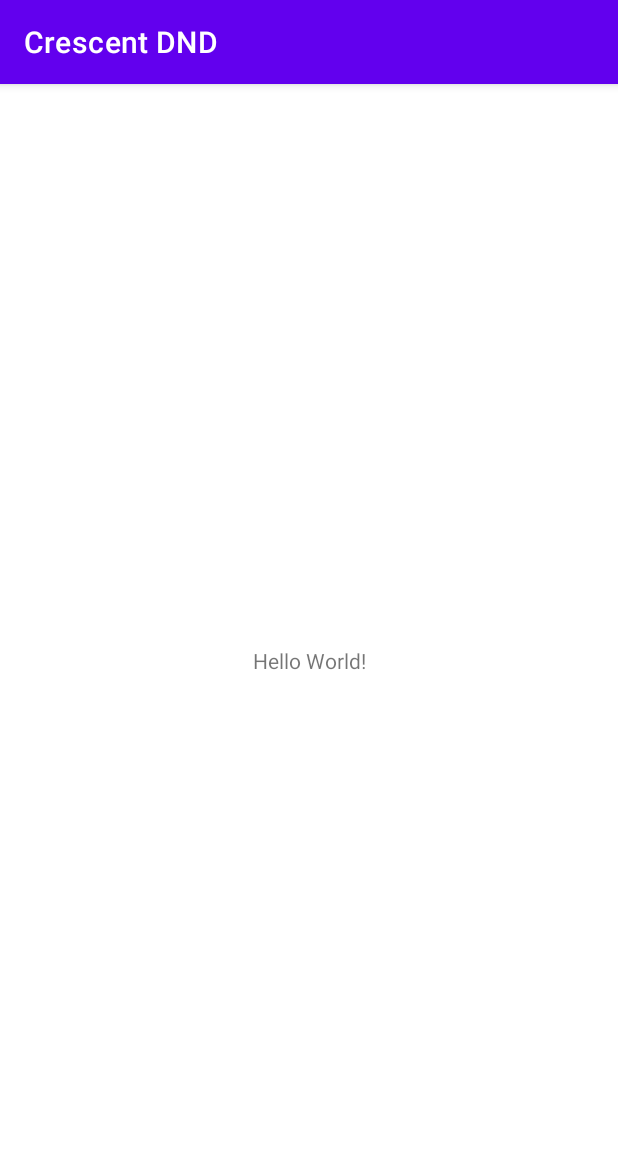
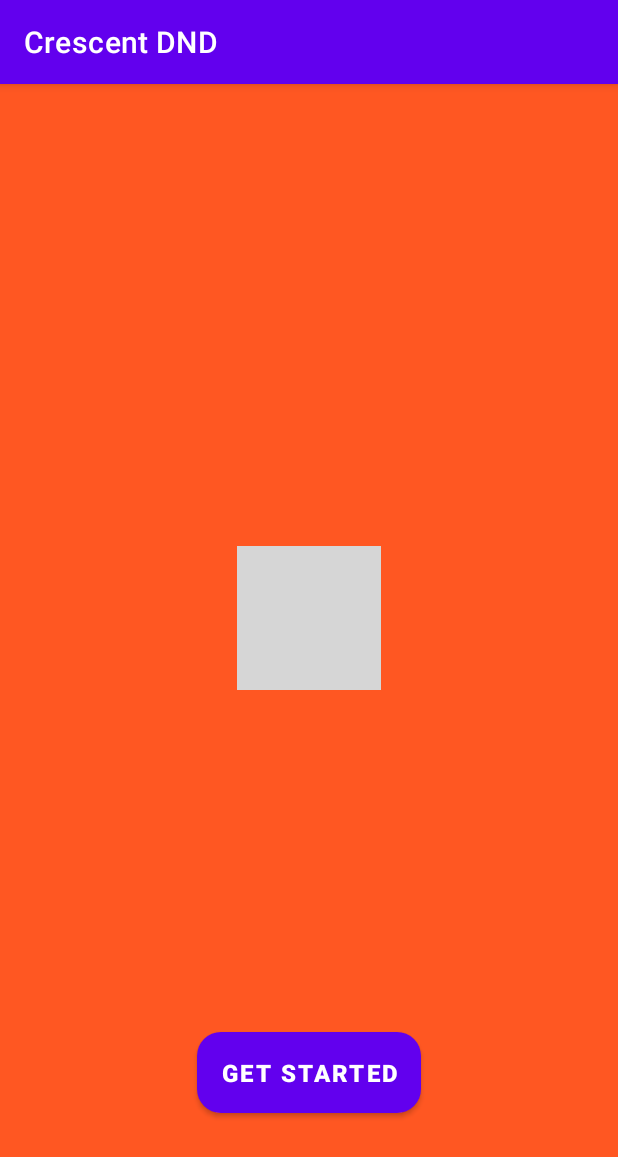
Before and after one commit to gouthams22/serene-dnd, an Android app: the screen it shows after launch (MainActivity), on a phone screen of 412 x 824 dp. Shown: the top 1157 px of the screen. Run offline under Robolectric (Android 15) with nearby library versions, the phone set to English and light mode, and no system bars; grey boxes are pictures that could not be loaded.

Commit message:
+added some colors

```diff
--- a/app/src/main/java/io/github/gouthams22/crescentdnd/MainActivity.kt
+++ b/app/src/main/java/io/github/gouthams22/crescentdnd/MainActivity.kt
@@ -1,11 +1,14 @@
 package io.github.gouthams22.crescentdnd
 
+import android.os.Bundle
 import androidx.appcompat.app.AppCompatActivity
-import android.os.Bundle
+import androidx.core.view.WindowCompat
 
 class MainActivity : AppCompatActivity() {
     override fun onCreate(savedInstanceState: Bundle?) {
         super.onCreate(savedInstanceState)
         setContentView(R.layout.activity_main)
+        WindowCompat.setDecorFitsSystemWindows(window, false)
+
     }
 }
--- a/app/src/main/res/layout/activity_main.xml
+++ b/app/src/main/res/layout/activity_main.xml
@@ -4,15 +4,33 @@
     xmlns:tools="http://schemas.android.com/tools"
     android:layout_width="match_parent"
     android:layout_height="match_parent"
+    android:background="@color/deep_orange_500"
     tools:context=".MainActivity">
 
-    <TextView
+    <ImageView
         android:layout_width="wrap_content"
         android:layout_height="wrap_content"
-        android:text="Hello World!"
+        app:layout_constraintTop_toTopOf="parent"
+        android:src="@drawable/ic_launcher_playstore"
+        android:scaleType="fitCenter"
+        app:layout_constraintBottom_toBottomOf="parent"
+        app:layout_constraintStart_toStartOf="parent"
+        app:layout_constraintEnd_toEndOf="parent"
+        android:contentDescription="@string/app_logo" />
+
+    <com.google.android.material.button.MaterialButton
+        android:id="@+id/btn_get_started"
+        android:layout_width="wrap_content"
+        android:layout_height="wrap_content"
         app:layout_constraintBottom_toBottomOf="parent"
         app:layout_constraintEnd_toEndOf="parent"
         app:layout_constraintStart_toStartOf="parent"
-        app:layout_constraintTop_toTopOf="parent" />
+        app:layout_constraintTop_toTopOf="parent"
+        android:text="@string/get_started"
+        android:textSize="@dimen/text_size_16"
+        android:padding="16dp"
+        android:textStyle="bold"
+        app:cornerRadius="16dp"
+        app:layout_constraintVertical_bias="0.9" />
 
 </androidx.constraintlayout.widget.ConstraintLayout>
--- a/app/src/main/res/values-night/themes.xml
+++ b/app/src/main/res/values-night/themes.xml
@@ -1,16 +1,17 @@
-<resources xmlns:tools="http://schemas.android.com/tools">
+<resources>
     <!-- Base application theme. -->
-    <style name="Theme.CrescentDND" parent="Theme.MaterialComponents.DayNight.DarkActionBar">
+    <style name="Theme.CrescentDND" parent="Theme.MaterialComponents.DayNight.NoActionBar">
         <!-- Primary brand color. -->
-        <item name="colorPrimary">@color/purple_200</item>
-        <item name="colorPrimaryVariant">@color/purple_700</item>
+        <item name="colorPrimary">@color/cyan_300</item>
+        <item name="colorPrimaryVariant">@color/deep_orange_dark</item>
         <item name="colorOnPrimary">@color/black</item>
         <!-- Secondary brand color. -->
         <item name="colorSecondary">@color/teal_200</item>
         <item name="colorSecondaryVariant">@color/teal_200</item>
         <item name="colorOnSecondary">@color/black</item>
         <!-- Status bar color. -->
-        <item name="android:statusBarColor">?attr/colorPrimaryVariant</item>
+        <item name="android:statusBarColor">@android:color/transparent</item>
         <!-- Customize your theme here. -->
+        <item name="android:navigationBarColor">@android:color/transparent</item>
     </style>
 </resources>
--- a/app/src/main/res/values/colors.xml
+++ b/app/src/main/res/values/colors.xml
@@ -7,4 +7,11 @@
     <color name="teal_700">#FF018786</color>
     <color name="black">#FF000000</color>
     <color name="white">#FFFFFFFF</color>
+    <color name="deep_orange_500">#FF5722</color>
+    <color name="deep_orange_700">#e64a19</color>
+    <color name="deep_orange_light">#ff7d47</color>
+    <color name="deep_orange_dark">#ac0800</color>
+    <color name="cyan_300">#4dd0e1</color>
+    <color name="cyan_light">#88ffff</color>
+    <color name="cyan_dark">#009faf</color>
 </resources>
--- /dev/null
+++ b/app/src/main/res/values/dimens.xml
@@ -0,0 +1,4 @@
+<?xml version="1.0" encoding="utf-8"?>
+<resources>
+    <dimen name="text_size_16">16sp</dimen>
+</resources>
--- a/app/src/main/res/values/strings.xml
+++ b/app/src/main/res/values/strings.xml
@@ -1,3 +1,5 @@
 <resources>
     <string name="app_name">Crescent DND</string>
+    <string name="get_started">Get Started</string>
+    <string name="app_logo">App logo</string>
 </resources>
```
